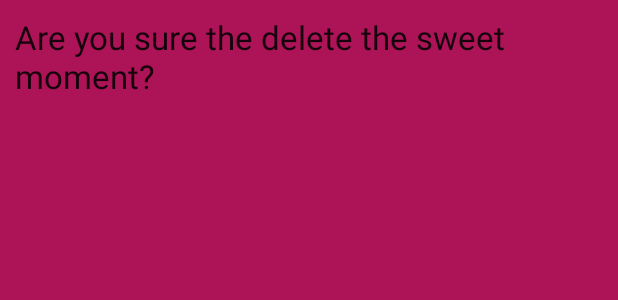
After one commit to wuyouk/HER, an Android app: the layout delete_confirm.xml on its own in the app's theme, with its tools: preview values and no code run, on a phone screen of 412 x 824 dp. The commit adds this screen. Shown: the top 300 px of the screen. Run offline under Robolectric (Android 15) with nearby library versions, the phone set to English and light mode, and no system bars; network calls fail.

Commit message:
add delete and auto add date function in timeline fragment

```diff
--- /dev/null
+++ b/app/src/main/res/layout/delete_confirm.xml
@@ -0,0 +1,21 @@
+<?xml version="1.0" encoding="utf-8"?>
+<LinearLayout xmlns:android="http://schemas.android.com/apk/res/android"
+    android:id="@+id/layout_root"
+    android:layout_width="fill_parent"
+    android:layout_height="fill_parent"
+    android:orientation="vertical"
+    android:background="@color/primaryColorDark"
+    android:padding="10dp" >
+
+
+    <TextView
+        android:id="@+id/textView1"
+        android:layout_width="wrap_content"
+        android:layout_height="wrap_content"
+        android:text="Are you sure the delete the sweet moment? "
+        android:color = "@color/primaryColorDark"
+        android:textAppearance="?android:attr/textAppearanceLarge" />
+
+
+
+</LinearLayout>
```
Also changed, not shown: app/src/main/java/com/example/davidyu/her/Adapters/TimeLineAdapter.java (+58 -9 lines), app/src/main/java/com/example/davidyu/her/Fragments/MainSlidingTimelineTabFragment.java (+34 -6 lines), app/src/main/java/com/example/davidyu/her/models/GroupEntity.java (+11 -1 lines), app/src/main/res/layout/child_status_item.xml (+1 -8 lines).
